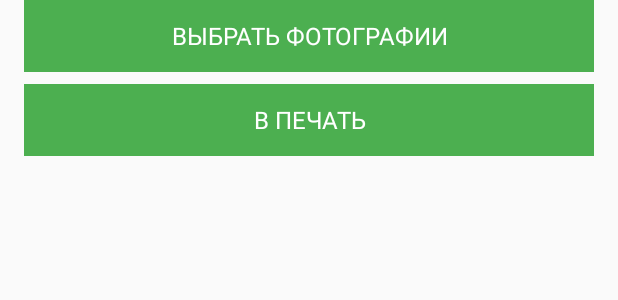
After one commit to dimsuz/collagecreator, an Android app: the layout collage_actions.xml on its own in the app's theme, with its tools: preview values and no code run, on a phone screen of 412 x 824 dp. The commit adds this screen. Shown: the top 300 px of the screen. Run offline under Robolectric (Android 15) with nearby library versions, the phone set to English and light mode, and no system bars.

Commit message:
Layout buttons for phones and tablets

```diff
--- /dev/null
+++ b/app/src/main/res/layout-land/collage_actions.xml
@@ -0,0 +1,56 @@
+<?xml version="1.0" encoding="utf-8"?>
+
+<LinearLayout
+    xmlns:android="http://schemas.android.com/apk/res/android"
+    xmlns:tools="http://schemas.android.com/tools"
+    android:layout_width="match_parent"
+    android:layout_height="wrap_content"
+    android:layout_marginLeft="16dp"
+    android:layout_marginRight="16dp"
+    android:layout_marginBottom="16dp"
+    android:layout_centerHorizontal="true"
+    android:layout_alignParentBottom="true"
+    android:orientation="horizontal"
+    tools:showIn="@layout/activity_collage">
+    <!-- a quick-n-dirty way to make a colored button with touch feedback -->
+    <!-- would do something more optimized in the production -->
+    <FrameLayout
+        android:id="@+id/button_choose"
+        android:layout_width="0dp"
+        android:layout_height="wrap_content"
+        android:layout_weight="1"
+        android:layout_marginRight="8dp"
+        android:foreground="?attr/selectableItemBackground">
+
+        <TextView
+            android:background="@color/primaryColor"
+            android:layout_width="match_parent"
+            android:layout_height="48dp"
+            android:gravity="center"
+            android:textSize="16sp"
+            android:textColor="@color/primaryTextColorInverse"
+            android:textAllCaps="true"
+            android:text="@string/choose_images"
+            />
+    </FrameLayout>
+
+    <FrameLayout
+        android:id="@+id/button_print"
+        android:layout_width="0dp"
+        android:layout_height="wrap_content"
+        android:layout_weight="1"
+        android:layout_marginLeft="8dp"
+        android:foreground="?attr/selectableItemBackground">
+
+        <TextView
+            android:background="@color/primaryColor"
+            android:layout_width="match_parent"
+            android:layout_height="48dp"
+            android:gravity="center"
+            android:textSize="16sp"
+            android:textColor="@color/primaryTextColorInverse"
+            android:textAllCaps="true"
+            android:text="@string/send_to_print"
+            />
+    </FrameLayout>
+</LinearLayout>
--- a/app/src/main/res/layout/activity_collage.xml
+++ b/app/src/main/res/layout/activity_collage.xml
@@ -21,26 +21,11 @@
         android:layout_height="match_parent"
         android:layout_gravity="center"
         >
-        <!-- a quick-n-dirty way to make a colored button with touch feedback -->
-        <!-- would do something more optimized in the production -->
-        <FrameLayout
-            android:id="@+id/button_choose"
-            android:layout_width="match_parent"
-            android:layout_height="wrap_content"
-            android:layout_centerHorizontal="true"
-            android:layout_alignParentBottom="true"
-            android:foreground="?attr/selectableItemBackground" >
-            <TextView
-                android:background="@color/primaryColor"
-                android:layout_width="match_parent"
-                android:layout_height="48dp"
-                android:gravity="center"
-                android:textSize="16sp"
-                android:textColor="@color/primaryTextColorInverse"
-                android:textAllCaps="true"
-                android:text="@string/choose_images"
-                />
-        </FrameLayout>
+
+        <include layout="@layout/collage_actions"
+                 android:id="@+id/collage_actions"
+            />
+
         <ImageView
             android:id="@+id/collageView"
             android:layout_width="match_parent"
@@ -49,7 +34,7 @@
             android:layout_alignParentTop="true"
             android:layout_alignParentLeft="true"
             android:layout_alignParentRight="true"
-            android:layout_above="@id/button_choose"
+            android:layout_above="@+id/collage_actions"
             android:scaleType="centerInside"
             />
     </RelativeLayout>
--- /dev/null
+++ b/app/src/main/res/layout/collage_actions.xml
@@ -0,0 +1,53 @@
+<?xml version="1.0" encoding="utf-8"?>
+
+<LinearLayout
+    xmlns:android="http://schemas.android.com/apk/res/android"
+    xmlns:tools="http://schemas.android.com/tools"
+    style="@style/ActionButtons"
+    android:layout_height="wrap_content"
+    android:layout_marginLeft="16dp"
+    android:layout_marginRight="16dp"
+    android:layout_marginBottom="16dp"
+    android:layout_centerHorizontal="true"
+    android:layout_alignParentBottom="true"
+    android:orientation="vertical"
+    tools:showIn="@layout/activity_collage">
+    <!-- a quick-n-dirty way to make a colored button with touch feedback -->
+    <!-- would do something more optimized in the production -->
+    <FrameLayout
+        android:id="@+id/button_choose"
+        android:layout_width="match_parent"
+        android:layout_height="wrap_content"
+        android:layout_marginBottom="8dp"
+        android:foreground="?attr/selectableItemBackground">
+
+        <TextView
+            android:background="@color/primaryColor"
+            android:layout_width="match_parent"
+            android:layout_height="48dp"
+            android:gravity="center"
+            android:textSize="16sp"
+            android:textColor="@color/primaryTextColorInverse"
+            android:textAllCaps="true"
+            android:text="@string/choose_images"
+            />
+    </FrameLayout>
+
+    <FrameLayout
+        android:id="@+id/button_print"
+        android:layout_width="match_parent"
+        android:layout_height="wrap_content"
+        android:foreground="?attr/selectableItemBackground">
+
+        <TextView
+            android:background="@color/primaryColor"
+            android:layout_width="match_parent"
+            android:layout_height="48dp"
+            android:gravity="center"
+            android:textSize="16sp"
+            android:textColor="@color/primaryTextColorInverse"
+            android:textAllCaps="true"
+            android:text="@string/send_to_print"
+            />
+    </FrameLayout>
+</LinearLayout>
--- /dev/null
+++ b/app/src/main/res/values-w480dp/styles.xml
@@ -0,0 +1,6 @@
+<?xml version="1.0" encoding="utf-8"?>
+<resources>
+    <style name="ActionButtons">
+        <item name="android:layout_width">280dp</item>
+    </style>
+</resources>
--- a/app/src/main/res/values/strings.xml
+++ b/app/src/main/res/values/strings.xml
@@ -4,6 +4,7 @@
     <string name="username">Имя пользователя</string>
     <string name="start_collage">Давай коллаж</string>
     <string name="choose_images">Выбрать фотографии</string>
+    <string name="send_to_print">В печать</string>
     <string name="err_user_name_is_empty">Не указано имя пользователя</string>
     <string name="err_user_name_not_found">Пользователь \'%s\' не найден, введите корректное имя пользователя</string>
     <string name="err_retrieve_failed">Не удалось определить корректность имени пользователя</string>
--- a/app/src/main/res/values/styles.xml
+++ b/app/src/main/res/values/styles.xml
@@ -12,5 +12,9 @@
         <item name="android:paddingLeft">48dp</item>
         <item name="android:paddingRight">48dp</item>
     </style>
+    <!-- no way to have 'wrap_content' in dimens, need to do with styles -->
+    <style name="ActionButtons">
+        <item name="android:layout_width">match_parent</item>
+    </style>
 
 </resources>
```
